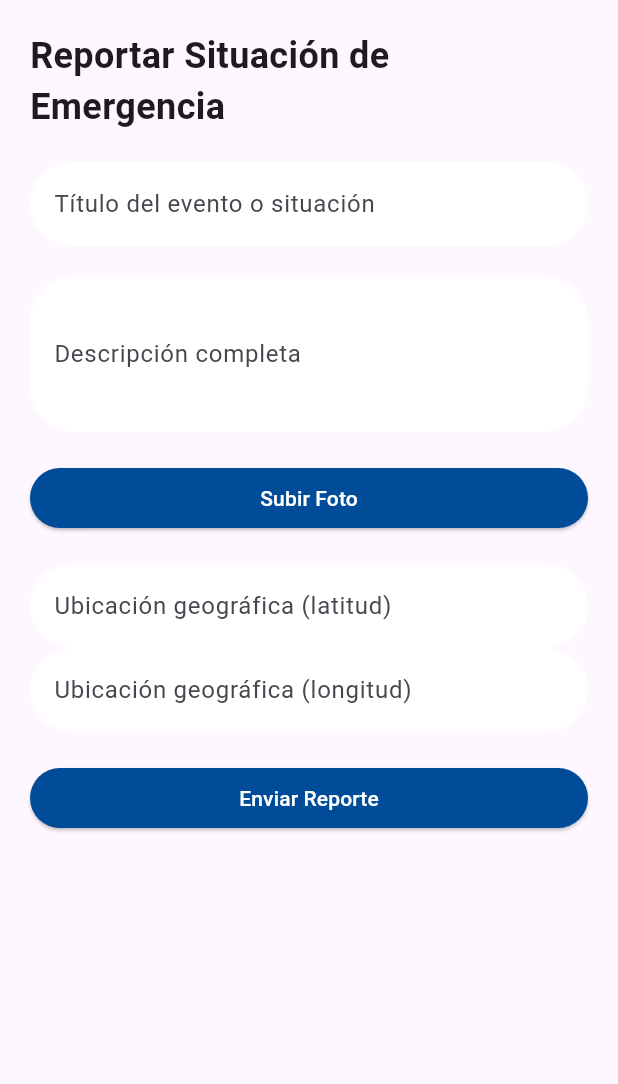
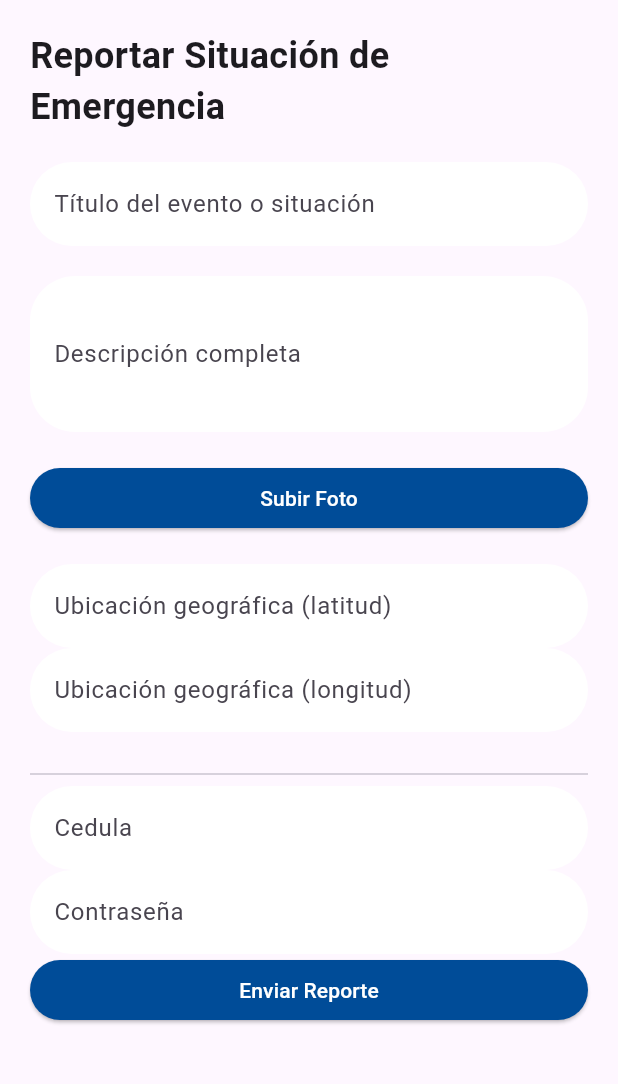
Before and after one commit to edwin-ill/proyectofinal, a Flutter app: the ReportarSituacionScreen screen opened by its route, on a phone screen of 412 x 824 dp, the part 84-1168 px from its top. Run offline on Flutter 3.47's test engine with Material 3 defaults, Android fonts, the phone set to English and light mode, and no system bars; our stand-ins replace image_picker, youtube_player_flutter; network calls fail.

Commit message:
resolving problems

```diff
--- a/lib/login/login.dart
+++ b/lib/login/login.dart
@@ -1,12 +1,12 @@
 import 'package:flutter/material.dart';
+import 'package:proyectofinal/api/inscripcion.dart';
 import 'package:proyectofinal/db/dbhelper.dart';
-import 'package:proyectofinal/db/user.dart';
 import 'package:proyectofinal/main.dart';
 import 'package:proyectofinal/widgets/custom_button.dart';
 import 'package:proyectofinal/widgets/custom_appbar.dart';
 
 class IniciarSesionScreen extends StatefulWidget {
-  IniciarSesionScreen({super.key});
+  const IniciarSesionScreen({super.key});
 
   @override
   State<IniciarSesionScreen> createState() => _IniciarSesionScreenState();
@@ -14,18 +14,22 @@ class IniciarSesionScreen extends StatefulWidget {
 
 class _IniciarSesionScreenState extends State<IniciarSesionScreen> {
   final DbHelper db = DbHelper();
-  TextEditingController name = TextEditingController();
+  TextEditingController cedula = TextEditingController();
   TextEditingController contr = TextEditingController();
 
   bool isLogged = false;
   String text = 'Log in';
 
-  Future<void> verificar(String name, String pass) async {
-    List returnedUser =
-        await db.getUser(User(id: 0, name: name, password: pass));
-    setState(() {
-      if (returnedUser.isNotEmpty) {
-        isLogged = true;
+  Future<void> verificar(String cedula, String pass) async {
+    Incripcion inc = Incripcion();
+    List user = await inc.enviarIncripcion(
+        'https://adamix.net/defensa_civil/def/iniciar_sesion.php',
+        {'clave': pass, 'cedula': cedula});
+    bool userLogged = user[0];
+
+    if (userLogged) {
+      isLogged = true;
+      if (mounted) {
         Navigator.pushReplacement(
             context,
             MaterialPageRoute(
@@ -33,11 +37,11 @@ class _IniciarSesionScreenState extends State<IniciarSesionScreen> {
                 isLogged: isLogged,
               ),
             ));
-      } else {
-        isLogged = false;
-        text = 'Credenciales incorrectas';
       }
-    });
+    } else {
+      isLogged = false;
+      text = 'Credenciales incorrectas';
+    }
   }
 
   @override
@@ -51,7 +55,7 @@ class _IniciarSesionScreenState extends State<IniciarSesionScreen> {
           crossAxisAlignment: CrossAxisAlignment.stretch,
           children: [
             TextField(
-              controller: name,
+              controller: cedula,
               decoration: InputDecoration(
                 filled: true,
                 fillColor: Colors.white,
@@ -59,7 +63,7 @@ class _IniciarSesionScreenState extends State<IniciarSesionScreen> {
                   borderRadius: BorderRadius.circular(30.0),
                   borderSide: BorderSide.none,
                 ),
-                hintText: 'Nombre de Usuario',
+                hintText: 'Cedula de Usuario',
               ),
             ),
             SizedBox(height: 20.0),
@@ -73,21 +77,19 @@ class _IniciarSesionScreenState extends State<IniciarSesionScreen> {
                   borderRadius: BorderRadius.circular(30.0),
                   borderSide: BorderSide.none,
                 ),
-
                 hintText: 'Contraseña',
               ),
             ),
             SizedBox(height: 20.0),
             CustomButton(
-              onPressed: () async{
-                if(name.text != '' && contr.text != ''){
-                await verificar(name.text, contr.text);
+              onPressed: () async {
+                if (cedula.text != '' && contr.text != '') {
+                  await verificar(cedula.text, contr.text);
                 }
               },
               text: 'Iniciar Sesión',
               color: Color.fromARGB(255, 0, 76, 152),
               textColor: Colors.white,
-
             ),
             SizedBox(height: 20.0),
             CustomButton(
--- a/lib/login/post_login/report_situation.dart
+++ b/lib/login/post_login/report_situation.dart
@@ -2,6 +2,7 @@ import 'dart:async';
 import 'dart:convert';
 import 'dart:io';
 
+import 'package:proyectofinal/api/inscripcion.dart';
 import 'package:proyectofinal/db/dbhelper.dart';
 import 'package:proyectofinal/db/report.dart';
 
@@ -15,6 +16,8 @@ class ReportSituation {
   final int long;
   final int state;
   final String feedback;
+  final String cedula;
+  final String contr;
 
   ReportSituation(
       {required this.id,
@@ -25,7 +28,9 @@ class ReportSituation {
       required this.lat,
       required this.long,
       required this.state,
-      required this.feedback});
+      required this.feedback,
+      required this.contr,
+      required this.cedula});
 
   DbHelper dbHelper = DbHelper();
 
@@ -52,6 +57,12 @@ class ReportSituation {
   // }
 
   Future<void> saveTask() async {
+    Incripcion ic = Incripcion();
+    List user = await ic.enviarIncripcion(
+        'https://adamix.net/defensa_civil/def/iniciar_sesion.php',
+        {'clave': contr, 'cedula': cedula});
+
+    String token = user[1];
     String? image64 = await convertImageToBase64();
     await dbHelper.insertReport(Report(
         id: id,
@@ -62,7 +73,9 @@ class ReportSituation {
         latitude: lat,
         longitude: long,
         state: state,
-        photo: image64!));
+        photo: image64!,
+        token: token,
+        contr: contr));
   }
 }
 
--- a/lib/pages/cambiar_password_screen.dart
+++ b/lib/pages/cambiar_password_screen.dart
@@ -74,7 +74,8 @@ class CambiarPasswordScreen extends StatelessWidget {
             CustomButton(
               onPressed: () async{
                 if (newContr.text == newContr2.text) {
-                  await db.updateUserPassword(actualContr.text ,newContr.text);
+                  //! averiguar despues
+                  // await db.updateUserPassword(actualContr.text ,newContr.text);
                 }
               },
               text: 'Cambiar Contraseña',
--- a/lib/pages/reportar_situacion_screen.dart
+++ b/lib/pages/reportar_situacion_screen.dart
@@ -16,6 +16,9 @@ class ReportarSituacionScreenState extends State<ReportarSituacionScreen> {
   TextEditingController descripcionController = TextEditingController();
   TextEditingController ubicacionControllerLat = TextEditingController();
   TextEditingController ubicacionControllerLong = TextEditingController();
+
+  TextEditingController cedula = TextEditingController();
+  TextEditingController contr = TextEditingController();
 
   File? image;
   String? image64;
@@ -37,8 +40,7 @@ class ReportarSituacionScreenState extends State<ReportarSituacionScreen> {
       appBar: CustomAppBar(),
       body: Padding(
         padding: const EdgeInsets.all(20.0),
-        child: Column(
-          crossAxisAlignment: CrossAxisAlignment.stretch,
+        child: ListView(
           children: [
             const Text(
               'Reportar Situación de Emergencia',
@@ -113,6 +115,35 @@ class ReportarSituacionScreenState extends State<ReportarSituacionScreen> {
               ),
             ),
             SizedBox(height: 20.0),
+            Divider(),
+            TextFormField(
+              controller: cedula,
+              keyboardType: const TextInputType.numberWithOptions(
+                  decimal: false, signed: true),
+              decoration: InputDecoration(
+                filled: true,
+                fillColor: Colors.white,
+                border: OutlineInputBorder(
+                  borderRadius: BorderRadius.circular(30.0),
+                  borderSide: BorderSide.none,
+                ),
+                labelText: 'Cedula',
+              ),
+            ),
+            TextFormField(
+              controller: contr,
+              keyboardType: const TextInputType.numberWithOptions(
+                  decimal: false, signed: true),
+              decoration: InputDecoration(
+                filled: true,
+                fillColor: Colors.white,
+                border: OutlineInputBorder(
+                  borderRadius: BorderRadius.circular(30.0),
+                  borderSide: BorderSide.none,
+                ),
+                labelText: 'Contraseña',
+              ),
+            ),
             CustomButton(
               onPressed: () async {
                 // Aquí puedes agregar la lógica para enviar el reporte
@@ -126,6 +157,8 @@ class ReportarSituacionScreenState extends State<ReportarSituacionScreen> {
                   photo: image!,
                   feedback: '',
                   state: 0,
+                  cedula: cedula.text,
+                  contr: contr.text
                 );
                 await reportSituation.saveTask();
                 Navigator.pushNamed(context, '/inicio');
--- a/lib/widgets/custom_button.dart
+++ b/lib/widgets/custom_button.dart
@@ -7,12 +7,12 @@ class CustomButton extends StatelessWidget {
   final Color textColor; // Nuevo parámetro para el color del texto
 
   const CustomButton({
-    Key? key,
+    super.key,
     required this.onPressed,
     required this.text,
     required this.color, // Agregar el parámetro color
     required this.textColor, // Agregar el parámetro textColor
-  }) : super(key: key);
+  });
 
   @override
   Widget build(BuildContext context) {
--- a/pubspec.yaml
+++ b/pubspec.yaml
@@ -13,13 +13,10 @@ dependencies:
   sqflite: ^2.3.2
   path: ^1.9.0
   http: ^1.2.1
-<<<<<<< HEAD
   image_picker: ^1.0.7
 
-=======
   youtube_player_flutter: ^9.0.1
 
->>>>>>> origin/main
 dev_dependencies:
   flutter_test:
     sdk: flutter
```
Also changed, not shown: lib/api/enviar_reporte.dart (added, +44 -0 lines), lib/api/inscripcion.dart (added, +50 -0 lines), lib/api/obtener_reporte.dart (added, +44 -0 lines), lib/db/dbhelper.dart (+84 -81 lines), lib/db/report.dart (+28 -9 lines), lib/login/post_login/my_situations.dart (+71 -18 lines), lib/widgets/situacion_card.dart (+0 -8 lines), pubspec.lock, 1 other file.
